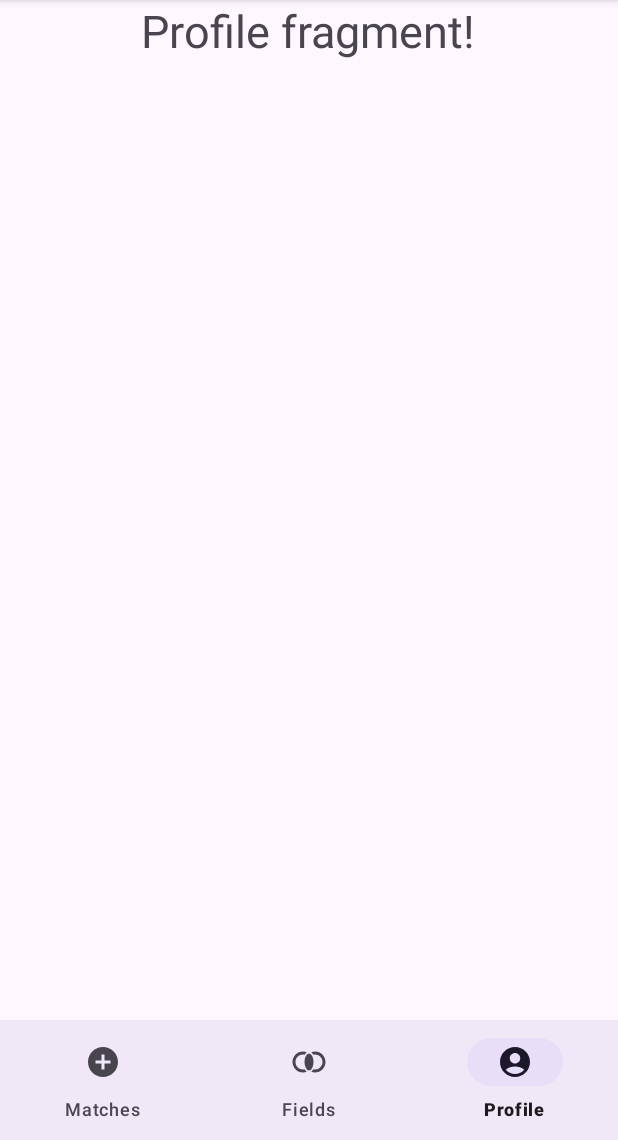
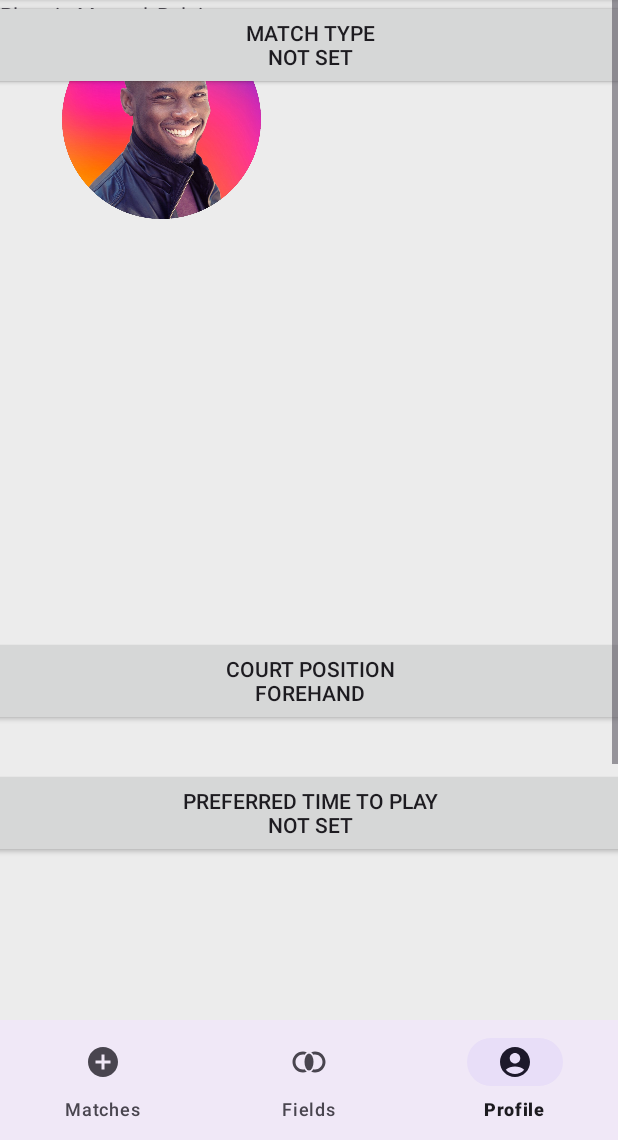
Before and after one commit to MuhammedVeliKaraca/23-24-mobile-development-playtomic, an Android app: the screen it shows after launch once a user with an empty profile is signed in (MainActivity), item 3 of the bottom bar chosen, on a phone screen of 412 x 824 dp, the part 96-1236 px from its top. Run offline under Robolectric (Android 15) with nearby library versions, the phone set to English and light mode, and no system bars; our stand-ins replace Firebase (no records; nobody signed in at launch, a user with empty details on screens opened directly), navigation-ui.

Commit message:
Added elements to profile page

```diff
--- a/MobileDevelopmentProject/app/src/main/res/layout/fragment_profile.xml
+++ b/MobileDevelopmentProject/app/src/main/res/layout/fragment_profile.xml
@@ -4,10 +4,23 @@
     xmlns:tools="http://schemas.android.com/tools"
     android:layout_width="match_parent"
     android:layout_height="match_parent"
+    android:background="#ececec"
     tools:context=".ui.profile.ProfileFragment">
 
+<ScrollView
+    android:layout_width="match_parent"
+    android:layout_height="match_parent">
+    <LinearLayout
+        android:layout_width="match_parent"
+        android:layout_height="wrap_content"
+        android:orientation="vertical">
+
+        <androidx.constraintlayout.widget.ConstraintLayout
+            android:layout_width="match_parent"
+            android:layout_height="908dp">
+
             <TextView
-        android:id="@+id/textView"
+                android:id="@+id/title"
                 android:layout_width="wrap_content"
                 android:layout_height="wrap_content"
                 android:text="Profile fragment!"
@@ -18,17 +31,115 @@
                 tools:ignore="MissingConstraints"
                 tools:layout_editor_absoluteY="36dp" />
 
+            <ImageView
+                android:id="@+id/profile_picture"
+                android:layout_width="183dp"
+                android:layout_height="159dp"
+                android:layout_marginStart="16dp"
+                android:src="@drawable/profile_picture"
+                app:layout_constraintStart_toStartOf="parent"
+                tools:ignore="MissingConstraints"
+                tools:layout_editor_absoluteY="102dp" />
+
             <TextView
-        android:id="@+id/text_notifications"
-        android:layout_width="match_parent"
+                android:id="@+id/name"
+                android:layout_width="wrap_content"
                 android:layout_height="wrap_content"
-        android:layout_marginStart="8dp"
-        android:layout_marginTop="8dp"
-        android:layout_marginEnd="8dp"
-        android:textAlignment="center"
-        android:textSize="20sp"
+                android:text="Michael Smith"
+                android:textColor="@color/black"
+                android:textSize="28dp"
+                android:textStyle="bold"
+                app:layout_constraintEnd_toEndOf="parent"
+                app:layout_constraintHorizontal_bias="0.604"
+                app:layout_constraintStart_toStartOf="parent"
+                tools:ignore="MissingConstraints"
+                tools:layout_editor_absoluteY="139dp" />
+
+            <TextView
+                android:id="@+id/description"
+                android:layout_width="wrap_content"
+                android:layout_height="wrap_content"
+                android:text="Plays in Mortsel, Belgium"
+                tools:ignore="MissingConstraints"
+                tools:layout_editor_absoluteX="208dp"
+                tools:layout_editor_absoluteY="200dp" />
+
+            <TextView
+                android:id="@+id/title2"
+                android:layout_width="wrap_content"
+                android:layout_height="wrap_content"
+                android:text="Player preferences"
+                android:textColor="@color/black"
+                android:textSize="20dp"
+                android:textStyle="bold"
+                app:layout_constraintEnd_toEndOf="parent"
+                app:layout_constraintHorizontal_bias="0.116"
+                app:layout_constraintStart_toStartOf="parent"
+                tools:ignore="MissingConstraints"
+                tools:layout_editor_absoluteY="298dp" />
+
+            <androidx.appcompat.widget.AppCompatButton
+                android:id="@+id/button"
+                android:layout_width="458dp"
+                android:layout_height="60dp"
+                android:text="Best hand\nFreehand"
+                app:layout_constraintEnd_toEndOf="parent"
+                app:layout_constraintStart_toStartOf="parent"
+                tools:ignore="MissingConstraints"
+                tools:layout_editor_absoluteY="345dp" />
+
+            <androidx.appcompat.widget.AppCompatButton
+                android:id="@+id/button2"
+                android:layout_width="458dp"
+                android:layout_height="60dp"
+                android:text="Court position\nForehand"
                 app:layout_constraintBottom_toBottomOf="parent"
                 app:layout_constraintEnd_toEndOf="parent"
                 app:layout_constraintStart_toStartOf="parent"
-        app:layout_constraintTop_toTopOf="parent" />
+                app:layout_constraintTop_toTopOf="parent"
+                tools:ignore="MissingConstraints" />
+
+            <androidx.appcompat.widget.AppCompatButton
+                android:id="@+id/button3"
+                android:layout_width="458dp"
+                android:layout_height="60dp"
+                android:text="Match type\nNot set"
+                app:layout_constraintEnd_toEndOf="parent"
+                app:layout_constraintStart_toStartOf="parent"
+                tools:ignore="MissingConstraints"
+                tools:layout_editor_absoluteY="608dp" />
+
+            <androidx.appcompat.widget.AppCompatButton
+                android:id="@+id/button4"
+                android:layout_width="458dp"
+                android:layout_height="60dp"
+                android:text="Preferred time to play\nNot set"
+                app:layout_constraintBottom_toBottomOf="parent"
+                app:layout_constraintEnd_toEndOf="parent"
+                app:layout_constraintStart_toStartOf="parent"
+                app:layout_constraintTop_toTopOf="parent"
+                app:layout_constraintVertical_bias="0.604"
+                tools:ignore="MissingConstraints" />
+
         </androidx.constraintlayout.widget.ConstraintLayout>
+    </LinearLayout>
+</ScrollView>
+
+
+    <!--    <LinearLayout-->
+<!--        android:layout_width="match_parent"-->
+<!--        android:layout_height="match_parent"-->
+<!--        android:orientation="vertical"-->
+<!--        app:layout_constraintEnd_toEndOf="parent"-->
+<!--        app:layout_constraintStart_toStartOf="parent"-->
+<!--        tools:layout_editor_absoluteY="91dp">-->
+
+<!--        <androidx.appcompat.widget.AppCompatButton-->
+<!--            android:id="@+id/button2"-->
+<!--            android:layout_width="match_parent"-->
+<!--            android:layout_height="wrap_content"-->
+<!--            android:layout_marginEnd="28dp"-->
+<!--            android:text="Button" />-->
+<!--    </LinearLayout>-->
+
+</androidx.constraintlayout.widget.ConstraintLayout>
```
Also changed, not shown: MobileDevelopmentProject/app/src/main/res/drawable/profile_picture.png (added). Lines whose indentation alone changed are shown as unchanged.
